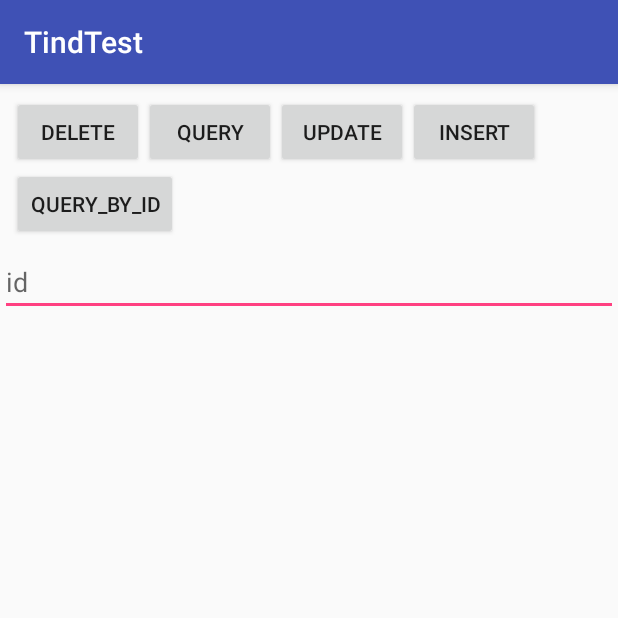
After one commit to DarkSherlock/TindTest, an Android app: the TestGreenDao screen opened directly, with no data from a screen before it, on a phone screen of 412 x 824 dp, the top half of it. The commit adds this screen. Run offline under Robolectric (Android 15) with nearby library versions, the phone set to English and light mode, and no system bars; our stand-ins replace ButterKnife.

Commit message:
more test

```diff
--- a/app/src/main/AndroidManifest.xml
+++ b/app/src/main/AndroidManifest.xml
@@ -43,6 +43,7 @@
         <activity android:name=".activty.TestRxjavaActivity"/>
         <activity android:name=".activty.TestRotateImageViewActivity"/>
         <activity android:name=".activty.TestRbtnActivity"/>
+        <activity android:name=".activty.TestGreenDao"/>
 
         <provider
             android:name="android.support.v4.content.FileProvider"
--- a/app/src/main/java/com/liang/tind/www/tindtest/activty/MainActivity.java
+++ b/app/src/main/java/com/liang/tind/www/tindtest/activty/MainActivity.java
@@ -70,10 +70,14 @@ public class MainActivity extends ListActivity implements NetworkBroadcastReceiv
         mHashMap.put(KEY_SIMPLE_NAME, TestRbtnActivity.class.getSimpleName());
         mDatas.add(mHashMap);
 
+        mHashMap = new HashMap<>();
+        mHashMap.put(KEY_CLASS, TestGreenDao.class.getName());
+        mHashMap.put(KEY_SIMPLE_NAME, TestGreenDao.class.getSimpleName());
+        mDatas.add(mHashMap);
+
         SimpleAdapter adapter = new SimpleAdapter(this, mDatas, android.R.layout.simple_list_item_1, new String[]{KEY_SIMPLE_NAME}, new int[]{android.R.id.text1});
         //3.绑定
         setListAdapter(adapter);
-
 
     }
 
--- /dev/null
+++ b/app/src/main/java/com/liang/tind/www/tindtest/activty/TestGreenDao.java
@@ -0,0 +1,91 @@
+package com.liang.tind.www.tindtest.activty;
+
+import android.util.Log;
+import android.view.View;
+import android.widget.Button;
+import android.widget.EditText;
+
+import com.liang.tind.www.tindtest.Dao.GameBeanDao;
+import com.liang.tind.www.tindtest.R;
+import com.liang.tind.www.tindtest.base.BaseActivity;
+import com.liang.tind.www.tindtest.bean.GameBean;
+
+import java.util.List;
+
+import butterknife.BindView;
+import butterknife.ButterKnife;
+
+/**
+ * created by Administrator
+ * <p>
+ * date 2018/7/11
+ */
+public class TestGreenDao extends BaseActivity implements View.OnClickListener {
+    @BindView(R.id.btn_delete)
+    Button mBtnDelete;
+    @BindView(R.id.btn_query)
+    Button mBtnQuery;
+    @BindView(R.id.btn_update)
+    Button mBtnUpdate;
+    @BindView(R.id.btn_insert)
+    Button mBtnInsert;
+    @BindView(R.id.btn_query_by_id)
+    Button mBtnQueryById;
+    @BindView(R.id.editText)
+    EditText mEditText;
+
+    @Override
+    protected int getLayoutId() {
+        return R.layout.activity_test_greendao;
+    }
+
+    @Override
+    protected void init() {
+        ButterKnife.bind(this);
+
+        mBtnDelete.setOnClickListener(this);
+        mBtnQuery.setOnClickListener(this);
+        mBtnUpdate.setOnClickListener(this);
+        mBtnInsert.setOnClickListener(this);
+        mBtnQueryById.setOnClickListener(this);
+    }
+
+
+    @Override
+    public void onClick(View v) {
+        String id = mEditText.getText().toString().trim();
+
+        switch (v.getId()) {
+            case R.id.btn_delete:
+                GameBeanDao.deleteById(Long.parseLong(id));
+                Log.e(TAG, "onClick: delete id===" + id);
+                break;
+            case R.id.btn_insert:
+                GameBean gameBean = new GameBean();
+                gameBean.setId((Long.parseLong(id)));
+                gameBean.setName("game" + id);
+                gameBean.setVersion(1);
+                gameBean.setUrl("url" + id);
+                GameBeanDao.insert(gameBean);
+                Log.e(TAG, "onClick: insert id ==" + id);
+                break;
+            case R.id.btn_update:
+                GameBean gameBean1 = GameBeanDao.queryById(Long.parseLong(id));
+                Log.e(TAG, "onClick: before update ");
+                Log.e(TAG, gameBean1.toString());
+                gameBean1.setVersion(2);
+                GameBeanDao.update(gameBean1);
+                break;
+            case R.id.btn_query:
+                List<GameBean> gameBeans = GameBeanDao.queryAll();
+                for (int i = 0; i < gameBeans.size(); i++) {
+                    Log.e(TAG, gameBeans.get(i).toString());
+                }
+                break;
+            case R.id.btn_query_by_id:
+                GameBean gameBeanQuery = GameBeanDao.queryById(Long.parseLong(id));
+                Log.e(TAG, gameBeanQuery.toString());
+                break;
+        }
+    }
+}
--- /dev/null
+++ b/app/src/main/res/layout/activity_test_greendao.xml
@@ -0,0 +1,68 @@
+<?xml version="1.0" encoding="utf-8"?>
+<android.support.constraint.ConstraintLayout
+    xmlns:android="http://schemas.android.com/apk/res/android"
+    xmlns:app="http://schemas.android.com/apk/res-auto"
+    xmlns:tools="http://schemas.android.com/tools"
+    android:layout_width="match_parent"
+    android:layout_height="match_parent">
+
+    <Button
+        android:id="@+id/btn_delete"
+        android:layout_width="wrap_content"
+        android:layout_height="wrap_content"
+        android:layout_marginStart="8dp"
+        android:layout_marginTop="8dp"
+        android:text="delete"
+        app:layout_constraintStart_toStartOf="parent"
+        app:layout_constraintTop_toTopOf="parent"/>
+
+    <Button
+        android:id="@+id/btn_query"
+        android:layout_width="wrap_content"
+        android:layout_height="wrap_content"
+        android:layout_marginTop="8dp"
+        android:text="query"
+        app:layout_constraintStart_toEndOf="@+id/btn_delete"
+        app:layout_constraintTop_toTopOf="parent"
+        />
+
+    <Button
+        android:id="@+id/btn_update"
+        android:layout_width="wrap_content"
+        android:layout_height="wrap_content"
+        android:layout_marginTop="8dp"
+        android:text="update"
+        app:layout_constraintStart_toEndOf="@+id/btn_query"
+        app:layout_constraintTop_toTopOf="parent"
+        />
+
+    <Button
+        android:id="@+id/btn_insert"
+        android:layout_width="wrap_content"
+        android:layout_height="wrap_content"
+        android:layout_marginTop="8dp"
+        android:text="insert"
+        app:layout_constraintStart_toEndOf="@+id/btn_update"
+        app:layout_constraintTop_toTopOf="parent"/>
+
+    <Button
+        android:id="@+id/btn_query_by_id"
+        android:layout_width="wrap_content"
+        android:layout_height="wrap_content"
+        android:layout_marginStart="8dp"
+        android:text="query_by_id"
+        app:layout_constraintStart_toStartOf="parent"
+        app:layout_constraintTop_toBottomOf="@+id/btn_delete"
+        />
+
+    <EditText
+        android:id="@+id/editText"
+        android:layout_width="0dp"
+        android:layout_height="wrap_content"
+        android:hint="id"
+        android:layout_marginTop="5dp"
+        app:layout_constraintTop_toBottomOf="@+id/btn_query_by_id"
+        app:layout_constraintStart_toStartOf="parent"
+        app:layout_constraintEnd_toEndOf="parent"
+        />
+</android.support.constraint.ConstraintLayout>
--- a/build.gradle
+++ b/build.gradle
@@ -10,7 +10,7 @@ buildscript {
         classpath 'com.android.tools.build:gradle:3.1.0'
         classpath "com.tencent.bugly:tinker-support:latest.release"
         classpath 'com.tencent.mm:AndResGuard-gradle-plugin:1.2.10'
-
+        classpath 'org.greenrobot:greendao-gradle-plugin:3.2.2'
         // NOTE: Do not place your application dependencies here; they belong
         // in the individual module build.gradle files
     }
```
Also changed, not shown: app/build.gradle (+8 -2 lines), app/src/main/java/com/liang/tind/www/tindtest/Dao/GameBeanDao.java (added, +66 -0 lines), app/src/main/java/com/liang/tind/www/tindtest/base/MyApplicationLike.java (+15 -0 lines), app/src/main/java/com/liang/tind/www/tindtest/bean/Game.java (added, +22 -0 lines), app/src/main/java/com/liang/tind/www/tindtest/bean/GameBean.java (added, +104 -0 lines), app/src/main/java/com/liang/tind/www/tindtest/util/IdentifyUtils.java (added, +100 -0 lines), app/src/main/java/com/liang/tind/www/tindtest/util/MD5Utils.java (added, +96 -0 lines).
